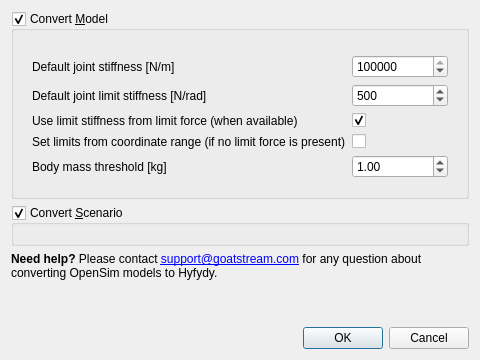
First picture: the form in src/sconestudio/ConvertScenario.ui, repository tgeijten/scone-studio, before the edit.
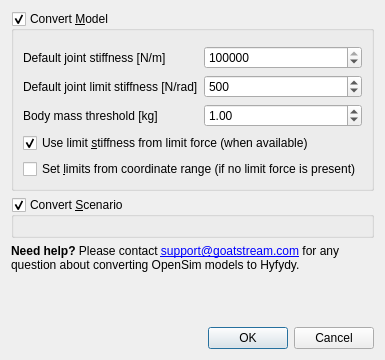
Second picture: the form after the edit. Custom widgets are drawn as their Qt base class.

Commit message: U: Convert Scenario layout; S: scone

```diff
--- a/src/sconestudio/ConvertScenario.ui
+++ b/src/sconestudio/ConvertScenario.ui
@@ -6,7 +6,7 @@
    <rect>
     <x>0</x>
     <y>0</y>
-    <width>480</width>
+    <width>360</width>
     <height>360</height>
    </rect>
   </property>
@@ -35,6 +35,24 @@
       <item>
        <widget class="QWidget" name="widget" native="true">
         <layout class="QFormLayout" name="formLayout">
+         <property name="fieldGrowthPolicy">
+          <enum>QFormLayout::AllNonFixedFieldsGrow</enum>
+         </property>
+         <property name="horizontalSpacing">
+          <number>6</number>
+         </property>
+         <property name="leftMargin">
+          <number>0</number>
+         </property>
+         <property name="topMargin">
+          <number>0</number>
+         </property>
+         <property name="rightMargin">
+          <number>0</number>
+         </property>
+         <property name="bottomMargin">
+          <number>0</number>
+         </property>
          <item row="0" column="0">
           <widget class="QLabel" name="label">
            <property name="text">
@@ -78,24 +96,14 @@
            </property>
           </widget>
          </item>
-         <item row="2" column="1">
-          <widget class="QCheckBox" name="useLimitForceStiffness">
-           <property name="text">
-            <string/>
-           </property>
-           <property name="checked">
-            <bool>true</bool>
-           </property>
-          </widget>
-         </item>
-         <item row="4" column="0">
+         <item row="2" column="0">
           <widget class="QLabel" name="label_3">
            <property name="text">
             <string>Body mass threshold [kg]</string>
            </property>
           </widget>
          </item>
-         <item row="4" column="1">
+         <item row="2" column="1">
           <widget class="QDoubleSpinBox" name="bodyMassThreshold">
            <property name="maximum">
             <double>1000.000000000000000</double>
@@ -108,30 +116,26 @@
            </property>
           </widget>
          </item>
-         <item row="2" column="0">
-          <widget class="QLabel" name="label_5">
-           <property name="text">
-            <string>Use limit stiffness from limit force (when available)</string>
-           </property>
-          </widget>
-         </item>
-         <item row="3" column="0">
-          <widget class="QLabel" name="label_6">
-           <property name="text">
-            <string>Set limits from coordinate range (if no limit force is present)</string>
-           </property>
-          </widget>
-         </item>
-         <item row="3" column="1">
-          <widget class="QCheckBox" name="useCoordinateRange">
-           <property name="text">
-            <string/>
-           </property>
-          </widget>
-         </item>
         </layout>
        </widget>
       </item>
+      <item>
+       <widget class="QCheckBox" name="useLimitForceStiffness">
+        <property name="text">
+         <string>Use limit &amp;stiffness from limit force (when available)</string>
+        </property>
+        <property name="checked">
+         <bool>true</bool>
+        </property>
+       </widget>
+      </item>
+      <item>
+       <widget class="QCheckBox" name="useCoordinateRange">
+        <property name="text">
+         <string>Set &amp;limits from coordinate range (if no limit force is present)</string>
+        </property>
+       </widget>
+      </item>
      </layout>
     </widget>
    </item>
```
